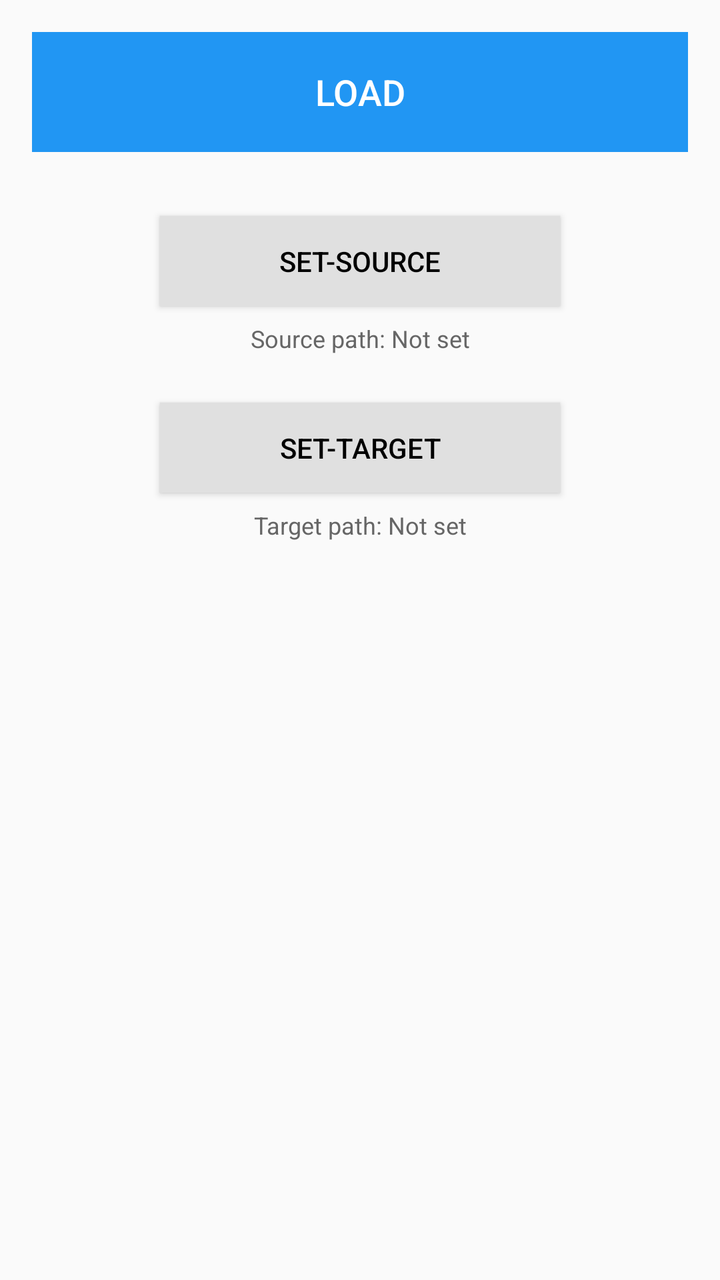
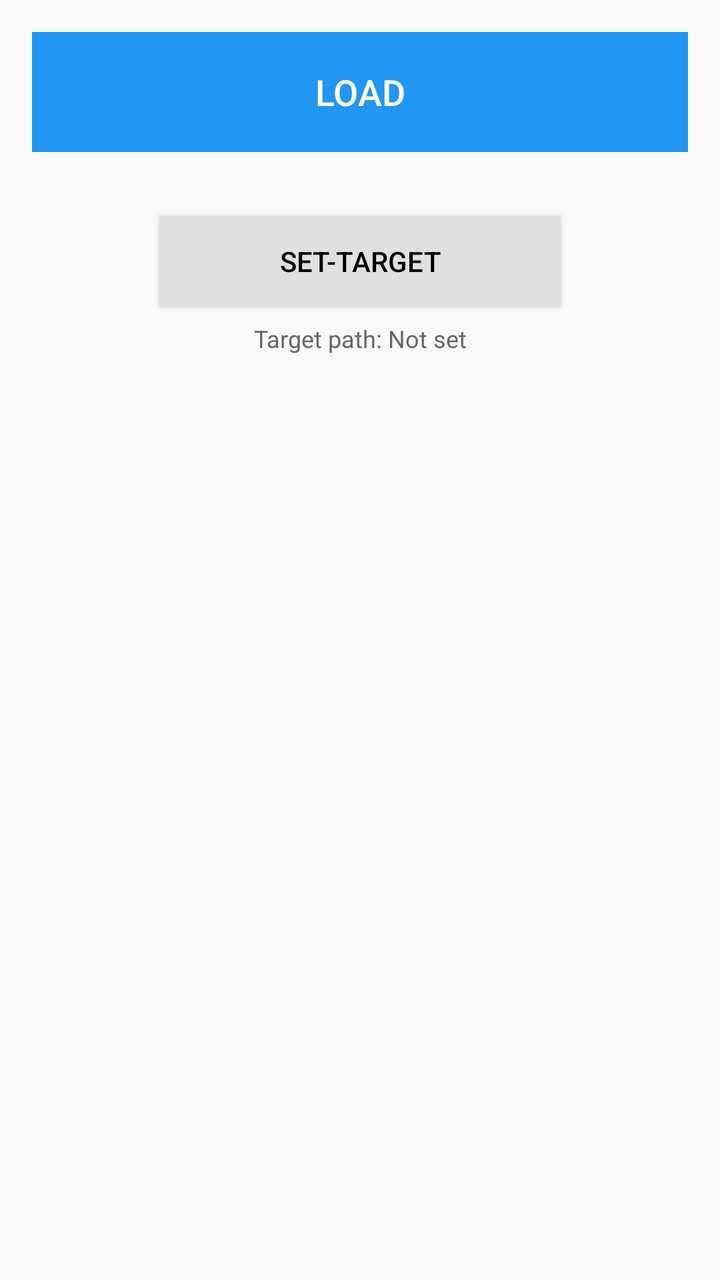

Screens rendered from an Android XML layout before and after an edit, with the pre-edit source and the edit as a unified diff.
<!-- AndroidManifest.xml: application theme Theme.AppCompat.Light -->
<!-- res/layout/activity_main.xml -->
<?xml version="1.0" encoding="utf-8"?>

<LinearLayout xmlns:android="http://schemas.android.com/apk/res/android"
    android:layout_width="match_parent"
    android:layout_height="match_parent"
    android:orientation="vertical"
    android:padding="16dp"
    android:gravity="center_horizontal">

    
    <Button
        android:id="@+id/btnLoad"
        android:layout_width="match_parent"
        android:layout_height="60dp"
        android:text="Load"
        android:textColor="#FFFFFF"
        android:background="#2196F3"
        android:textSize="18sp"
        android:enabled="false"
        android:layout_marginBottom="32dp" />

    
    <Button
        android:id="@+id/btnSetSource"
        android:layout_width="200dp"
        android:layout_height="45dp"
        android:text="Set-Source"
        android:textColor="#000000"
        android:background="#E0E0E0"
        android:textSize="14sp"
        android:layout_marginBottom="8dp" />

    <TextView
        android:id="@+id/tvSourcePath"
        android:layout_width="match_parent"
        android:layout_height="wrap_content"
        android:text="Source path: Not set"
        android:textSize="12sp"
        android:gravity="center"
        android:textColor="#666666"
        android:layout_marginBottom="24dp" />

    
    <Button
        android:id="@+id/btnSetTarget"
        android:layout_width="200dp"
        android:layout_height="45dp"
        android:text="Set-Target"
        android:textColor="#000000"
        android:background="#E0E0E0"
        android:textSize="14sp"
        android:layout_marginBottom="8dp" />

    <TextView
        android:id="@+id/tvTargetPath"
        android:layout_width="match_parent"
        android:layout_height="wrap_content"
        android:text="Target path: Not set"
        android:textSize="12sp"
        android:gravity="center"
        android:textColor="#666666" />

</LinearLayout>
<!-- resources referenced by this layout -->
<resources>

</resources>

<!-- the commit's change to res/layout/activity_main.xml (unified diff, before → after) -->
@@ -21,27 +21,6 @@
 
     
     <Button
-        android:id="@+id/btnSetSource"
-        android:layout_width="200dp"
-        android:layout_height="45dp"
-        android:text="Set-Source"
-        android:textColor="#000000"
-        android:background="#E0E0E0"
-        android:textSize="14sp"
-        android:layout_marginBottom="8dp" />
-
-    <TextView
-        android:id="@+id/tvSourcePath"
-        android:layout_width="match_parent"
-        android:layout_height="wrap_content"
-        android:text="Source path: Not set"
-        android:textSize="12sp"
-        android:gravity="center"
-        android:textColor="#666666"
-        android:layout_marginBottom="24dp" />
-
-    
-    <Button
         android:id="@+id/btnSetTarget"
         android:layout_width="200dp"
         android:layout_height="45dp"
